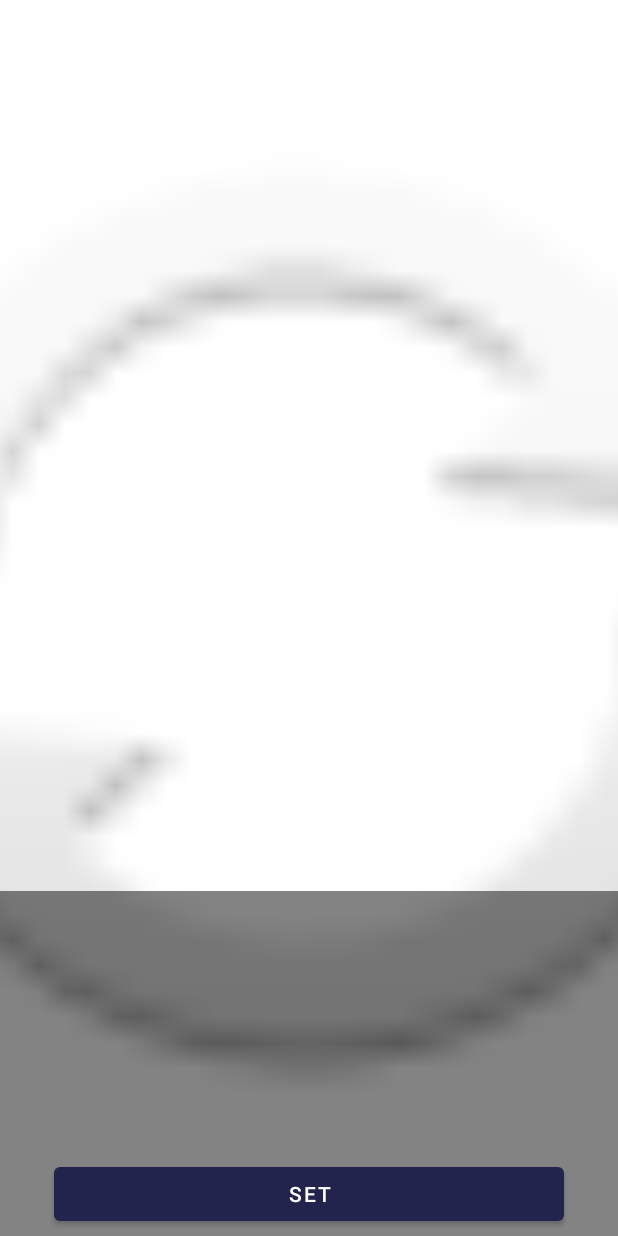
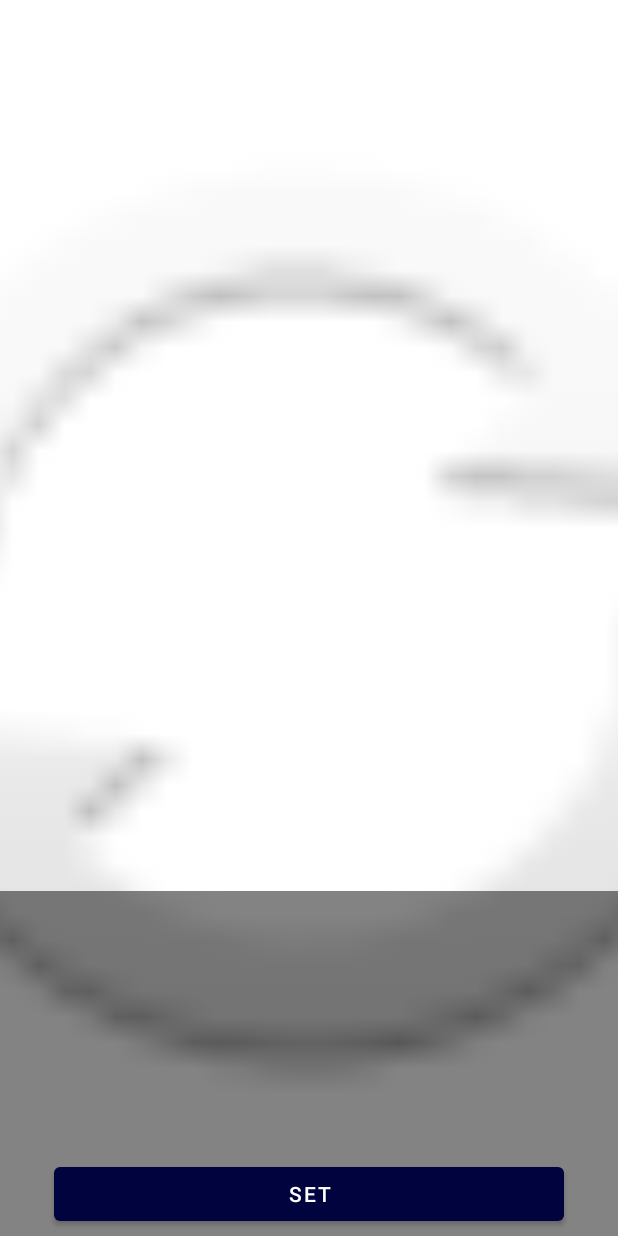
Before and after one commit to andr-drgm/WallApp-Wallpaper, an Android app: the WallPaperActivity screen opened directly, with no data from a screen before it, on a phone screen of 412 x 824 dp. Run offline under Robolectric (Android 15) with nearby library versions, the phone set to English and light mode, and no system bars; our stand-ins replace Firebase (no records; nobody signed in at launch, a user with empty details on screens opened directly); pictures from the network do not load; 6 statements that could not run were skipped.

Commit message:
UI colors

```diff
--- a/app/src/main/res/values/colors.xml
+++ b/app/src/main/res/values/colors.xml
@@ -1,6 +1,6 @@
 <?xml version="1.0" encoding="utf-8"?>
 <resources>
-    <color name="colorPrimary">#23244D</color>
+    <color name="colorPrimary">#00033D</color>00033D
     <color name="colorPrimaryDark">#010238</color>
     <color name="colorAccent">#F2542D</color>
 </resources>
```
